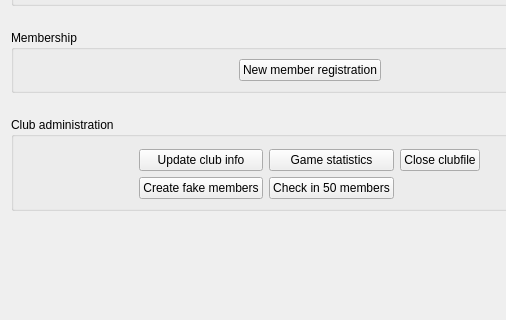
Old version of the form src/EmptySessionPage.ui in the repository simophin/game-matcher-qt; both pictures show x 0 to 506 and y 132 to 452 of the 619 by 633 pixel window.
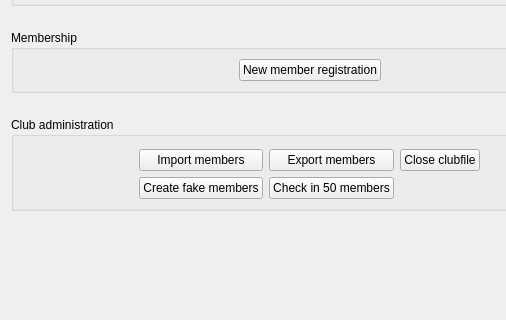
New version of the form. Icons and pictures are not drawn.

Commit message: csv import

Diff of the .ui file:
```diff
--- a/src/EmptySessionPage.ui
+++ b/src/EmptySessionPage.ui
@@ -175,7 +175,7 @@
         <item row="0" column="1">
          <widget class="QPushButton" name="updateButton">
           <property name="text">
-           <string>Update club info</string>
+           <string>Import members</string>
           </property>
           <property name="icon">
            <iconset resource="../res/icons/icons.qrc">
@@ -209,7 +209,7 @@
         <item row="0" column="2">
          <widget class="QPushButton" name="statsButton">
           <property name="text">
-           <string>Game statistics</string>
+           <string>Export members</string>
           </property>
           <property name="icon">
            <iconset resource="../res/icons/icons.qrc">
```
Left out of the diff: 10 changed lines with no effect on the pictures. The commit also changes 10 other files.
